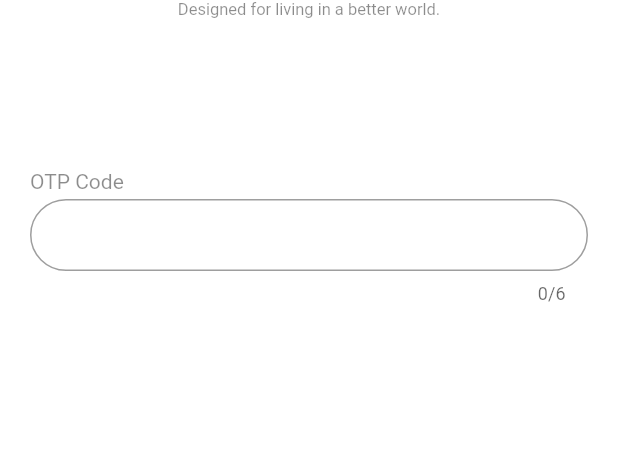
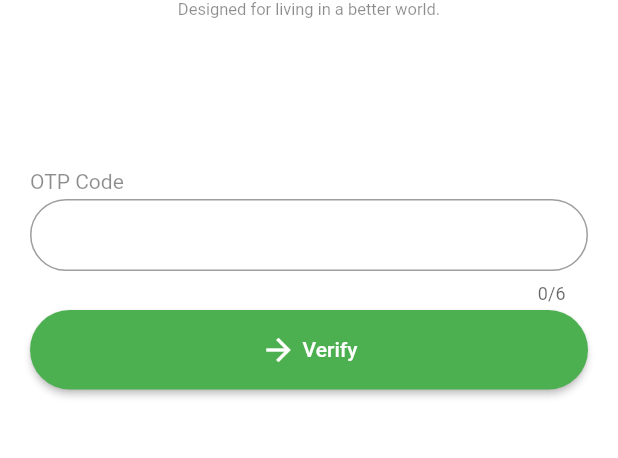
Before and after one commit to Hisham-Tariq/Cab-User, a Flutter app: the OTPScreen screen opened directly with empty values, on a phone screen of 412 x 824 dp, the part 260-718 px from its top. Run offline on Flutter 3.47's test engine with Material 2 defaults, Android fonts, the phone set to English and light mode, and no system bars; drawn by our look-alikes of progress_state_button, sms_autofill; our stand-ins replace cloud_firestore, dio, firebase_auth, firebase_core, geocoding, geolocator and 4 more; missing offline and left inert: async_button_builder, flutter_polyline_points; accounts and stored records are empty; Roboto replaces fonts that are missing (Catamaran).

```diff
--- a/lib/screens/OTPScreen.dart
+++ b/lib/screens/OTPScreen.dart
@@ -1,4 +1,4 @@
-import 'package:async_button_builder/async_button_builder.dart';
+// import 'package:async_button_builder/async_button_builder.dart';
 import 'package:driving_app_its/customization/customization.dart';
 import 'package:driving_app_its/screens/HomeScreen.dart';
 import 'package:driving_app_its/screens/UserInfoGetterScreen.dart';
@@ -8,6 +8,8 @@ import 'package:flutter/material.dart';
 import 'package:flutter/services.dart';
 import 'package:get/get.dart';
 import 'package:google_fonts/google_fonts.dart';
+import 'package:progress_state_button/iconed_button.dart';
+import 'package:progress_state_button/progress_button.dart';
 import 'package:sms_autofill/sms_autofill.dart';
 
 class OTPScreen extends StatefulWidget {
@@ -31,7 +33,7 @@ class _OTPScreenState extends State<OTPScreen> {
 
   // final otpController = TextEditingController();
   String otpCode = '';
-  ButtonState buttonState = ButtonState.idle();
+  ButtonState buttonState = ButtonState.idle;
 
   @override
   void initState() {
@@ -78,75 +80,75 @@ class _OTPScreenState extends State<OTPScreen> {
                           print(value);
                           // print(otpController.text);
                           otpCode = value;
-                          if (value.length == 6) verifyOTPCode();
+                          if (value.length == 6) {
+                            Future.delayed(Duration(milliseconds: 10))
+                                .then((value) {
+                              verifyOTPCode();
+                            });
+                          }
                         },
                       ),
-                      // PinFieldAutoFill(
-                      //   codeLength: 6,
-                      //   // controller: otpController,
-                      //   keyboardType: TextInputType.number,
-                      //   // decoration: ,
-                      //   onCodeChanged: (value) {
-                      //     print(value);
-                      //     // print(otpController.text);
-                      //     if (value!.length == 6) verifyOTPCode();
-                      //   },
+                      SizedBox(height: 4),
+                      // Center(
+                      //   child: AsyncAnimatedButton(
+                      //     stateColors: {
+                      //       AsyncButtonState.orElse: AppColors.primary,
+                      //       AsyncButtonState.fail: Colors.red,
+                      //     },
+                      //     stateTexts: {
+                      //       AsyncButtonState.idle: 'Verify',
+                      //       AsyncButtonState.success: 'Success',
+                      //       AsyncButtonState.fail: 'Fail',
+                      //     },
+                      //     stateIcons: {
+                      //       AsyncButtonState.idle: Icons.arrow_right_alt,
+                      //       AsyncButtonState.success:
+                      //           Icons.check_circle_outline_rounded,
+                      //       AsyncButtonState.fail: Icons.cancel_outlined,
+                      //     },
+                      //     buttonState: buttonState,
+                      //     onPressed: verifyOTPCode,
+                      //   ),
                       // ),
-                      // TextFormField(
-                      //   // controller: otpController,
-                      //   keyboardType: TextInputType.number,
-                      //   inputFormatters: [
-                      //     FilteringTextInputFormatter.digitsOnly
-                      //   ],
-                      //   validator: (value) {
-                      //     return value!.isEmpty ? 'Invalid Value' : null;
-                      //   },
-                      // ),
-                      SizedBox(height: 4),
-                      Center(
-                        child: AsyncAnimatedButton(
-                          stateColors: {
-                            AsyncButtonState.orElse: AppColors.primary,
-                            AsyncButtonState.fail: Colors.red,
-                          },
-                          stateTexts: {
-                            AsyncButtonState.idle: 'Verify',
-                            AsyncButtonState.success: 'Success',
-                            AsyncButtonState.fail: 'Fail',
-                          },
-                          stateIcons: {
-                            AsyncButtonState.idle: Icons.arrow_right_alt,
-                            AsyncButtonState.success:
-                                Icons.check_circle_outline_rounded,
-                            AsyncButtonState.fail: Icons.cancel_outlined,
-                          },
-                          buttonState: buttonState,
-                          onPressed: verifyOTPCode,
-                        ),
+                      Row(
+                        mainAxisSize: MainAxisSize.min,
+                        children: [
+                          Expanded(
+                            child: ProgressButton.icon(
+                              iconedButtons: {
+                                ButtonState.idle: IconedButton(
+                                  text: "Verify",
+                                  icon: Icon(Icons.arrow_forward,
+                                      color: Colors.white),
+                                  color: AppColors.primary,
+                                ),
+                                ButtonState.loading: IconedButton(
+                                  text: "Loading",
+                                  color: AppColors.primary,
+                                ),
+                                ButtonState.fail: IconedButton(
+                                  text: "Failed",
+                                  icon: Icon(Icons.cancel, color: Colors.white),
+                                  color: AppColors.error,
+                                ),
+                                ButtonState.success: IconedButton(
+                                  text: "Success",
+                                  icon: Icon(
+                                    Icons.check_circle,
+                                    color: Colors.white,
+                                  ),
+                                  color: AppColors.primary,
+                                )
+                              },
+                              onPressed: this.verifyOTPCode,
+                              state: this.buttonState,
+                              progressIndicator: CircularProgressIndicator(
+                                color: Colors.white,
+                              ),
+                            ),
+                          ),
+                        ],
                       ),
-                      // Row(
-                      //   children: [
-                      //     Expanded(
-                      //       child: TextButton(
-                      //         onPressed: () {
-                      //           if (!_formKey.currentState!.validate()) return;
-                      //           verifyOTPCode();
-                      //         },
-                      //         child: Text(
-                      //           'Verify',
-                      //           style: GoogleFonts.catamaran(
-                      //             fontWeight: FontWeight.w800,
-                      //             color: Colors.white,
-                      //           ),
-                      //         ),
-                      //         style: TextButton.styleFrom(
-                      //           backgroundColor: Colors.green,
-                      //           minimumSize: Size(100, 45),
-                      //         ),
-                      //       ),
-                      //     ),
-                      //   ],
-                      // ),
                     ],
                   ),
                 ),
@@ -161,7 +163,7 @@ class _OTPScreenState extends State<OTPScreen> {
   Future<void> verifyOTPCode() async {
     // if (!_formKey.currentState!.validate()) return;
     this.setState(() {
-      buttonState = ButtonState.loading();
+      buttonState = ButtonState.loading;
     });
     // var otpCode = otpController.text;
     FirebaseAuth auth = FirebaseAuth.instance;
@@ -176,7 +178,7 @@ class _OTPScreenState extends State<OTPScreen> {
     try {
       await auth.signInWithCredential(credential);
       this.setState(() {
-        buttonState = ButtonState.success();
+        buttonState = ButtonState.success;
       });
       await Future.delayed(Duration(seconds: 1));
       // Remove the Listen to OTP Code
@@ -188,10 +190,10 @@ class _OTPScreenState extends State<OTPScreen> {
       }
     } catch (e) {
       this.setState(() {
-        buttonState = ButtonState.error();
+        buttonState = ButtonState.fail;
         Future.delayed(Duration(seconds: 1)).then((value) {
           this.setState(() {
-            buttonState = ButtonState.idle();
+            buttonState = ButtonState.idle;
           });
         });
       });
--- a/pubspec.yaml
+++ b/pubspec.yaml
@@ -49,6 +49,7 @@ dependencies:
   geocoding: ^2.0.0
   animate_do: ^2.0.0
   timelines: ^0.1.0
+  progress_state_button: ^1.0.3
 
 
 
```
Also changed, not shown: lib/screens/HomeScreen.dart (+69 -119 lines), lib/screens/PhoneInputScreen.dart (+67 -52 lines), pubspec.lock.
